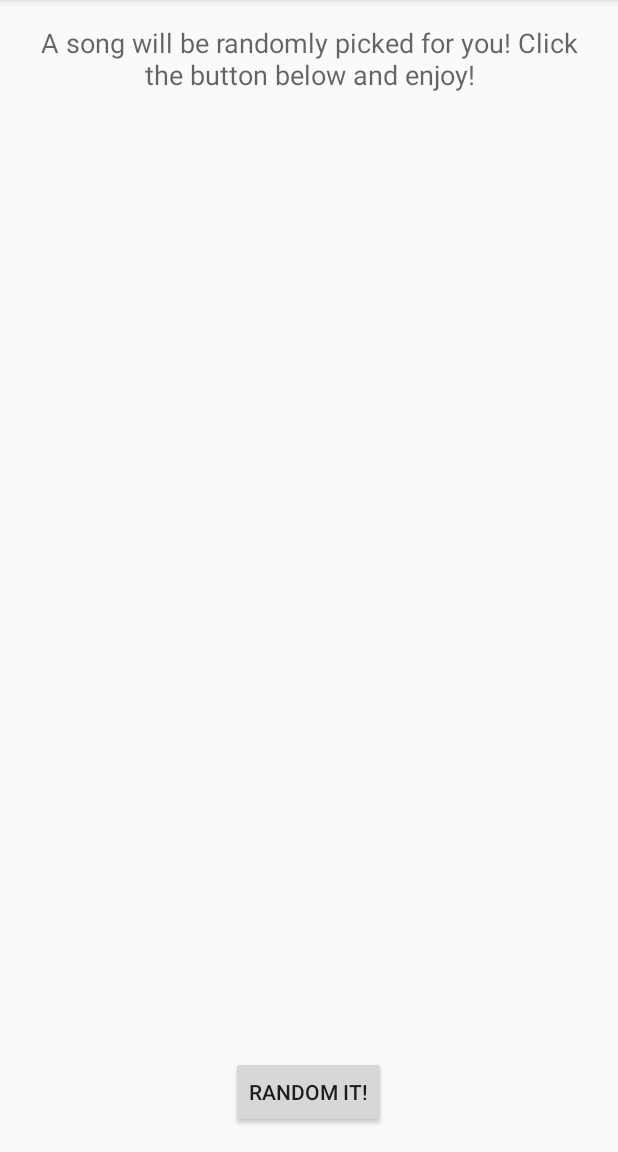
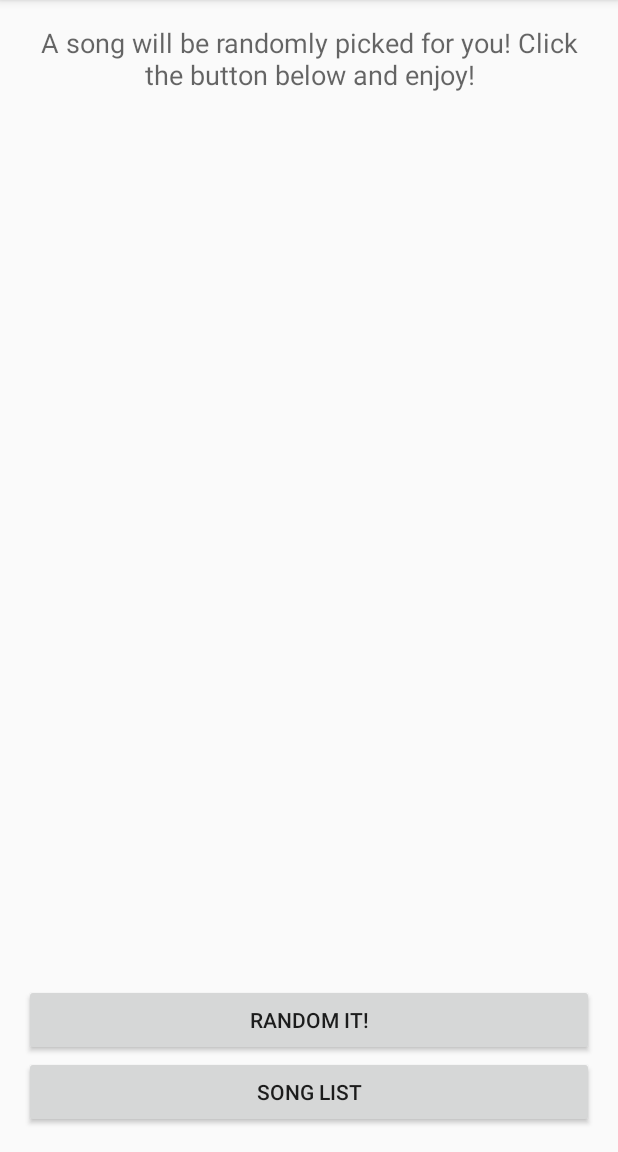
Before and after one commit to sachindayl/Sinhala-Song-Lyrics, an Android app: the screen it shows after launch (MainActivity), on a phone screen of 412 x 824 dp, the part 84-1236 px from its top. Run offline under Robolectric (Android 15) with nearby library versions, the phone set to English and light mode, and no system bars.

Commit message:
keeping up to date - sachindayl

```diff
--- a/app/build.gradle
+++ b/app/build.gradle
@@ -22,5 +22,6 @@ android {
 dependencies {
     compile fileTree(dir: 'libs', include: ['*.jar'])
     testCompile 'junit:junit:4.12'
-    compile 'com.android.support:appcompat-v7:23.0.1'
+    compile 'com.android.support:appcompat-v7:23.1.0'
+    compile 'com.android.support:design:23.1.0'
 }
--- a/app/src/main/java/com/sachindaliyanaarachchi/sinhalasonglyrics/MainActivity.java
+++ b/app/src/main/java/com/sachindaliyanaarachchi/sinhalasonglyrics/MainActivity.java
@@ -56,4 +56,8 @@ public class MainActivity extends AppCompatActivity {
         TextView songName = (TextView) findViewById(R.id.song_name);
         songName.setText(song);
     }
+
+    public void songList(View view){
+
+    }
 }
--- a/app/src/main/java/com/sachindaliyanaarachchi/sinhalasonglyrics/SongList.java
+++ b/app/src/main/java/com/sachindaliyanaarachchi/sinhalasonglyrics/SongList.java
@@ -20,6 +20,7 @@ import java.util.HashMap;
 
 public class SongList {
 
+    //Hashmap for every author
     HashMap<String, String> mm = new HashMap<>();
     HashMap<String, String> cw = new HashMap<>();
     HashMap<String, String> rg = new HashMap<>();
@@ -180,92 +181,77 @@ public class SongList {
         setOther(other);
     }
 
+//getters
     public HashMap<String, String> getMM() {
         return mm;
     }
-
     public HashMap<String, String> getCW() {
         return cw;
     }
-
     public HashMap<String, String> getRG() {
         return rg;
     }
-
     public HashMap<String, String> getHRJ() {
         return hrj;
     }
-
     public HashMap<String, String> getGK() {
         return gk;
     }
-
     public HashMap<String, String> getVR() {
         return vr;
     }
-
     public HashMap<String, String> getPS() {
         return ps;
     }
-
     public HashMap<String, String> getCTF() {
         return ctf;
     }
-
     public HashMap<String, String> getBaila() {
         return b;
     }
-
     public HashMap<String, String> getGY() {
         return gy;
     }
-
     public HashMap<String, String> getOther() {
         return other;
     }
 
-
+//setters
     public void setMM(HashMap<String, String> mm) {
         this.mm = mm;
     }
-
     public void setCW(HashMap<String, String> cw) {
         this.cw = cw;
     }
-
     public void setRG(HashMap<String, String> rg) {
         this.rg = rg;
     }
-
     public void setHRJ(HashMap<String, String> hrj) {
         this.hrj = hrj;
     }
-
     public void setGK(HashMap<String, String> gk) {
         this.gk = gk;
     }
-
     public void setVR(HashMap<String, String> vr) {
         this.vr = vr;
     }
-
     public void setPS(HashMap<String, String> ps) {
         this.ps = ps;
     }
-
     public void setCTF(HashMap<String, String> ctf) {
         this.ctf = ctf;
     }
-
     public void setBaila(HashMap<String, String> b) {
         this.b = b;
     }
-
     public void setGY(HashMap<String, String> gy) {
         this.gy = gy;
     }
-
     public void setOther(HashMap<String, String> other) {
         this.other = other;
     }
+
+    public void setSongList(){
+
+    }
 }
--- a/app/src/main/res/layout/activity_main.xml
+++ b/app/src/main/res/layout/activity_main.xml
@@ -18,12 +18,22 @@
         android:text="@string/random_song" />
 
     <Button
-        android:id="@+id/random_it_button"
-        android:layout_width="wrap_content"
+        android:id="@+id/song_list_button"
+        android:layout_width="match_parent"
         android:layout_height="wrap_content"
         android:layout_alignParentBottom="true"
         android:layout_centerHorizontal="true"
+        android:onClick="songList"
+        android:text="Song List" />
+    <Button
+        android:id="@+id/random_it_button"
+        android:layout_width="match_parent"
+        android:layout_height="wrap_content"
+        android:layout_centerHorizontal="true"
+        android:layout_above="@id/song_list_button"
         android:onClick="showSong"
         android:text="Random It!" />
 
+
+
 </RelativeLayout>
--- /dev/null
+++ b/app/src/main/res/values-v21/styles.xml
@@ -0,0 +1,9 @@
+<resources>>
+
+    <style name="AppTheme.NoActionBar">
+        <item name="windowActionBar">false</item>
+        <item name="windowNoTitle">true</item>
+        <item name="android:windowDrawsSystemBarBackgrounds">true</item>
+        <item name="android:statusBarColor">@android:color/transparent</item>
+    </style>
+</resources>
--- a/app/src/main/res/values/dimens.xml
+++ b/app/src/main/res/values/dimens.xml
@@ -2,4 +2,5 @@
     <!-- Default screen margins, per the Android Design guidelines. -->
     <dimen name="activity_horizontal_margin">16dp</dimen>
     <dimen name="activity_vertical_margin">16dp</dimen>
+    <dimen name="fab_margin">16dp</dimen>
 </resources>
--- a/app/src/main/res/values/strings.xml
+++ b/app/src/main/res/values/strings.xml
@@ -4,4 +4,6 @@
     <string name="hello_world">Hello world!</string>
     <string name="random_song">A song will be randomly picked for you! Click the button below and enjoy!</string>
     <string name="action_settings">Settings</string>
+    <string name="title_activity_song_list_view">SongListViewActivity</string>
+    <string name="song_list_head">Song List</string>
 </resources>
--- a/app/src/main/res/values/styles.xml
+++ b/app/src/main/res/values/styles.xml
@@ -5,4 +5,13 @@
         <!-- Customize your theme here. -->
     </style>
 
+    <style name="AppTheme.NoActionBar">
+        <item name="windowActionBar">false</item>
+        <item name="windowNoTitle">true</item>
+    </style>
+
+    <style name="AppTheme.AppBarOverlay" parent="ThemeOverlay.AppCompat.Dark.ActionBar" />
+
+    <style name="AppTheme.PopupOverlay" parent="ThemeOverlay.AppCompat.Light" />
+
 </resources>
```
Also changed, not shown: app/src/main/AndroidManifest.xml (+12 -3 lines), app/src/main/java/com/sachindaliyanaarachchi/sinhalasonglyrics/SongListViewActivity.java (added, +47 -0 lines), app/src/main/res/layout/activity_song_list_view.xml (added, +26 -0 lines), app/src/main/res/layout/content_song_list_view.xml (added, +29 -0 lines), 3 other files.
